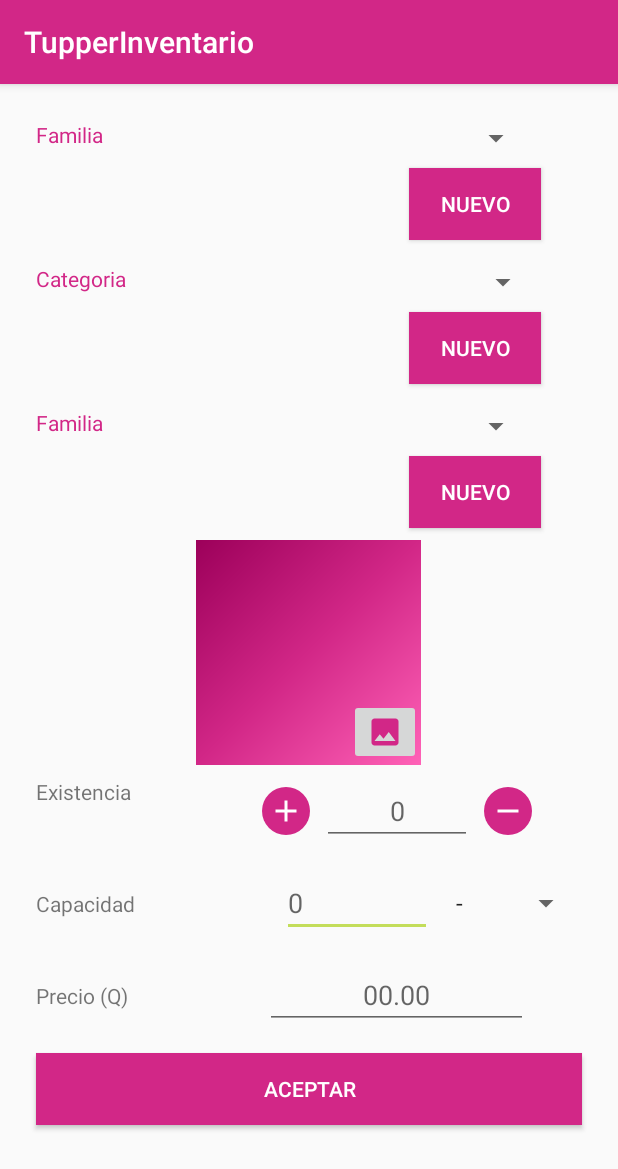
After one commit to MacoChave/TupperInventario, an Android app: the AgregarActivity screen opened directly, with no data from a screen before it, on a phone screen of 412 x 824 dp. The commit adds this screen. Shown: the top 1169 px of the screen. Run offline under Robolectric (Android 15) with nearby library versions, the phone set to English and light mode, and no system bars.

Commit message:
GUI de actividad agregar creado

```diff
--- a/app/src/main/AndroidManifest.xml
+++ b/app/src/main/AndroidManifest.xml
@@ -19,6 +19,7 @@
                 <category android:name="android.intent.category.LAUNCHER" />
             </intent-filter>
         </activity>
+        <activity android:name=".AgregarActivity"></activity>
     </application>
 
 </manifest>
--- /dev/null
+++ b/app/src/main/java/com/macochave/tupperinventario/AgregarActivity.java
@@ -0,0 +1,103 @@
+package com.macochave.tupperinventario;
+
+import android.os.Bundle;
+import android.support.v7.app.AppCompatActivity;
+import android.view.View;
+import android.widget.AdapterView;
+import android.widget.ArrayAdapter;
+import android.widget.Button;
+import android.widget.EditText;
+import android.widget.ImageButton;
+import android.widget.ImageView;
+import android.widget.Spinner;
+
+import java.util.ArrayList;
+
+public class AgregarActivity extends AppCompatActivity implements View.OnClickListener, AdapterView.OnItemSelectedListener {
+
+    EditText edtExistencia, edtPrecio, edtCapacidad;
+    ImageView imgImagen;
+    Spinner spnFamilia, spnCategoria, spnProducto, spnDimensional;
+
+    @Override
+    protected void onCreate(Bundle savedInstanceState) {
+        super.onCreate(savedInstanceState);
+        setContentView(R.layout.activity_agregar);
+
+        spnFamilia = findViewById(R.id.agregar_spnFamilia);
+        spnCategoria = findViewById(R.id.agregar_spnCategoria);
+        spnProducto = findViewById(R.id.agregar_spnProducto);
+        spnDimensional = findViewById(R.id.agregar_spnDimensional);
+
+        setItemsSpinner();
+
+        spnFamilia.setOnItemSelectedListener(this);
+        spnCategoria.setOnItemSelectedListener(this);
+        spnProducto.setOnItemSelectedListener(this);
+        spnProducto.setOnItemSelectedListener(this);
+        spnDimensional.setOnItemSelectedListener(this);
+
+        edtExistencia = findViewById(R.id.agregar_edtExistencia);
+        edtCapacidad = findViewById(R.id.agregar_edtCapacidad);
+        edtPrecio = findViewById(R.id.agregar_edtPrecio);
+
+        Button familia = findViewById(R.id.agregar_btnFamilia);
+        Button categoria = findViewById(R.id.agregar_btnCategoria);
+        Button producto = findViewById(R.id.agregar_btnProducto);
+        ImageButton imagen = findViewById(R.id.agregar_btnImagen);
+        ImageButton sumar = findViewById(R.id.agregar_btnAumentarExistencia);
+        ImageButton restar = findViewById(R.id.agregar_btnRestarExistencia);
+
+        familia.setOnClickListener(this);
+        categoria.setOnClickListener(this);
+        producto.setOnClickListener(this);
+        imagen.setOnClickListener(this);
+        sumar.setOnClickListener(this);
+        restar.setOnClickListener(this);
+    }
+
+    private void setItemsSpinner() {
+        /* SPINNER DIMENSIONAL */
+        ArrayAdapter<CharSequence> dimensionalAdapter = ArrayAdapter.createFromResource(
+                this, R.array.dimensional, android.R.layout.simple_spinner_item
+        );
+        dimensionalAdapter.setDropDownViewResource(android.R.layout.simple_spinner_dropdown_item);
+        spnDimensional.setAdapter(dimensionalAdapter);
+
+        /* SPINNER FAMILIA */
+        /* SPINNER CATEGORIA */
+        /* SPINNER PRODUCTO */
+    }
+
+    @Override
+    public void onClick(View view) {
+        switch (view.getId()) {
+            case R.id.agregar_btnFamilia:
+                break;
+            case R.id.agregar_btnCategoria:
+                break;
+            case R.id.agregar_btnProducto:
+                break;
+            case R.id.agregar_btnAumentarExistencia:
+                break;
+            case R.id.agregar_btnRestarExistencia:
+                break;
+            case R.id.agregar_btnImagen:
+                break;
+            case R.id.btnAgregar:
+                break;
+            default:
+                break;
+        }
+    }
+
+    @Override
+    public void onItemSelected(AdapterView<?> adapterView, View view, int i, long l) {
+
+    }
+
+    @Override
+    public void onNothingSelected(AdapterView<?> adapterView) {
+
+    }
+}
--- /dev/null
+++ b/app/src/main/res/drawable/boton_redondeado.xml
@@ -0,0 +1,5 @@
+<?xml version="1.0" encoding="utf-8"?>
+<shape xmlns:android="http://schemas.android.com/apk/res/android">
+    <solid android:color="@color/colorPrimary" />
+    <corners android:radius="16dp" />
+</shape>
--- /dev/null
+++ b/app/src/main/res/drawable/ic_remove_white.xml
@@ -0,0 +1,9 @@
+<vector xmlns:android="http://schemas.android.com/apk/res/android"
+        android:width="24dp"
+        android:height="24dp"
+        android:viewportWidth="24.0"
+        android:viewportHeight="24.0">
+    <path
+        android:fillColor="#FFFFFFFF"
+        android:pathData="M19,13H5v-2h14v2z"/>
+</vector>
--- /dev/null
+++ b/app/src/main/res/layout/activity_agregar.xml
@@ -0,0 +1,353 @@
+<ScrollView xmlns:android="http://schemas.android.com/apk/res/android"
+    xmlns:app="http://schemas.android.com/apk/res-auto"
+    xmlns:tools="http://schemas.android.com/tools"
+    android:id="@+id/activity_agregar"
+    android:layout_width="match_parent"
+    android:layout_height="match_parent"
+    android:layout_margin="16dp"
+    tools:context=".AgregarActivity">
+
+    <LinearLayout
+        android:id="@+id/content_agregar"
+        android:layout_width="match_parent"
+        android:layout_height="wrap_content"
+        android:gravity="center_horizontal"
+        android:orientation="vertical">
+
+        <android.support.constraint.ConstraintLayout
+            android:id="@+id/agregar_familia"
+            android:layout_width="match_parent"
+            android:layout_height="wrap_content">
+
+            <TextView
+                android:id="@+id/agregar_txtFamilia"
+                android:layout_width="wrap_content"
+                android:layout_height="wrap_content"
+                android:layout_marginStart="8dp"
+                android:layout_marginTop="8dp"
+                android:text="@string/familia"
+                android:textColor="@color/colorPrimary"
+                app:layout_constraintStart_toStartOf="parent"
+                app:layout_constraintTop_toTopOf="parent" />
+
+            <Spinner
+                android:id="@+id/agregar_spnFamilia"
+                android:layout_width="200dp"
+                android:layout_height="wrap_content"
+                android:layout_marginEnd="8dp"
+                android:layout_marginStart="8dp"
+                android:layout_marginTop="8dp"
+                app:layout_constraintEnd_toEndOf="parent"
+                app:layout_constraintHorizontal_bias="0.7"
+                app:layout_constraintStart_toEndOf="@+id/agregar_txtFamilia"
+                app:layout_constraintTop_toTopOf="parent" />
+
+            <Button
+                android:id="@+id/agregar_btnFamilia"
+                android:layout_width="wrap_content"
+                android:layout_height="wrap_content"
+                android:layout_marginBottom="8dp"
+                android:layout_marginEnd="8dp"
+                android:layout_marginStart="8dp"
+                android:layout_marginTop="8dp"
+                android:background="@color/colorPrimary"
+                android:text="@string/nuevo"
+                android:textColor="#FFFFFF"
+                app:layout_constraintBottom_toBottomOf="parent"
+                app:layout_constraintEnd_toEndOf="parent"
+                app:layout_constraintHorizontal_bias="0.9"
+                app:layout_constraintStart_toStartOf="parent"
+                app:layout_constraintTop_toBottomOf="@+id/agregar_spnFamilia" />
+
+        </android.support.constraint.ConstraintLayout>
+
+        <android.support.constraint.ConstraintLayout
+            android:id="@+id/categoria_agregar"
+            android:layout_width="match_parent"
+            android:layout_height="wrap_content">
+
+            <TextView
+                android:id="@+id/agregar_txtCategoria"
+                android:layout_width="wrap_content"
+                android:layout_height="wrap_content"
+                android:layout_marginStart="8dp"
+                android:layout_marginTop="8dp"
+                android:text="@string/categoria"
+                android:textColor="@color/colorPrimary"
+                app:layout_constraintStart_toStartOf="parent"
+                app:layout_constraintTop_toTopOf="parent" />
+
+            <Spinner
+                android:id="@+id/agregar_spnCategoria"
+                android:layout_width="200dp"
+                android:layout_height="wrap_content"
+                android:layout_marginEnd="8dp"
+                android:layout_marginStart="8dp"
+                android:layout_marginTop="8dp"
+                app:layout_constraintEnd_toEndOf="parent"
+                app:layout_constraintHorizontal_bias="0.7"
+                app:layout_constraintStart_toEndOf="@+id/agregar_txtCategoria"
+                app:layout_constraintTop_toTopOf="parent" />
+
+            <Button
+                android:id="@+id/agregar_btnCategoria"
+                android:layout_width="wrap_content"
+                android:layout_height="wrap_content"
+                android:layout_marginBottom="8dp"
+                android:layout_marginEnd="8dp"
+                android:layout_marginStart="8dp"
+                android:layout_marginTop="8dp"
+                android:background="@color/colorPrimary"
+                android:text="@string/nuevo"
+                android:textColor="#FFFFFF"
+                app:layout_constraintBottom_toBottomOf="parent"
+                app:layout_constraintEnd_toEndOf="parent"
+                app:layout_constraintHorizontal_bias="0.9"
+                app:layout_constraintStart_toStartOf="parent"
+                app:layout_constraintTop_toBottomOf="@+id/agregar_spnCategoria" />
+
+        </android.support.constraint.ConstraintLayout>
+
+        <android.support.constraint.ConstraintLayout
+            android:id="@+id/Producto_agregar"
+            android:layout_width="match_parent"
+            android:layout_height="wrap_content">
+
+            <TextView
+                android:id="@+id/agregar_txtProducto"
+                android:layout_width="wrap_content"
+                android:layout_height="wrap_content"
+                android:layout_marginStart="8dp"
+                android:layout_marginTop="8dp"
+                android:text="@string/familia"
+                android:textColor="@color/colorPrimary"
+                app:layout_constraintStart_toStartOf="parent"
+                app:layout_constraintTop_toTopOf="parent" />
+
+            <Spinner
+                android:id="@+id/agregar_spnProducto"
+                android:layout_width="200dp"
+                android:layout_height="wrap_content"
+                android:layout_marginEnd="8dp"
+                android:layout_marginStart="8dp"
+                android:layout_marginTop="8dp"
+                app:layout_constraintEnd_toEndOf="parent"
+                app:layout_constraintHorizontal_bias="0.7"
+                app:layout_constraintStart_toEndOf="@+id/agregar_txtProducto"
+                app:layout_constraintTop_toTopOf="parent" />
+
+            <Button
+                android:id="@+id/agregar_btnProducto"
+                android:layout_width="wrap_content"
+                android:layout_height="wrap_content"
+                android:layout_marginBottom="8dp"
+                android:layout_marginEnd="8dp"
+                android:layout_marginStart="8dp"
+                android:layout_marginTop="8dp"
+                android:background="@color/colorPrimary"
+                android:text="@string/nuevo"
+                android:textColor="#FFFFFF"
+                app:layout_constraintBottom_toBottomOf="parent"
+                app:layout_constraintEnd_toEndOf="parent"
+                app:layout_constraintHorizontal_bias="0.9"
+                app:layout_constraintStart_toStartOf="parent"
+                app:layout_constraintTop_toBottomOf="@+id/agregar_spnProducto" />
+
+        </android.support.constraint.ConstraintLayout>
+
+        <RelativeLayout
+            android:id="@+id/imagen_agregar"
+            android:layout_width="wrap_content"
+            android:layout_height="wrap_content">
+
+            <ImageView
+                android:id="@+id/agregar_imgImagen"
+                android:layout_width="150dp"
+                android:layout_height="150dp"
+                android:contentDescription="@string/imagen_producto"
+                app:srcCompat="@drawable/side_nav_bar" />
+
+            <ImageButton
+                android:id="@+id/agregar_btnImagen"
+                android:layout_width="wrap_content"
+                android:layout_height="wrap_content"
+                android:layout_alignEnd="@+id/agregar_imgImagen"
+                android:layout_alignParentBottom="true"
+                android:contentDescription="@string/imagen_producto"
+                app:srcCompat="@drawable/ic_image_primary" />
+
+        </RelativeLayout>
+
+        <android.support.constraint.ConstraintLayout
+            android:id="@+id/existencia_agregar"
+            android:layout_width="match_parent"
+            android:layout_height="wrap_content">
+
+            <TextView
+                android:id="@+id/agregar_txtExistencia"
+                android:layout_width="wrap_content"
+                android:layout_height="wrap_content"
+                android:layout_marginStart="8dp"
+                android:layout_marginTop="8dp"
+                android:text="@string/existencia"
+                app:layout_constraintStart_toStartOf="parent"
+                app:layout_constraintTop_toTopOf="parent" />
+
+            <ImageButton
+                android:id="@+id/agregar_btnAumentarExistencia"
+                android:layout_width="32dp"
+                android:layout_height="32dp"
+                android:layout_marginBottom="8dp"
+                android:layout_marginEnd="8dp"
+                android:layout_marginTop="8dp"
+                android:background="@drawable/boton_redondeado"
+                android:contentDescription="@string/aumentar_existencia"
+                app:layout_constraintBottom_toBottomOf="parent"
+                app:layout_constraintEnd_toStartOf="@+id/agregar_edtExistencia"
+                app:layout_constraintTop_toTopOf="parent"
+                app:srcCompat="@drawable/ic_add_white" />
+
+            <EditText
+                android:id="@+id/agregar_edtExistencia"
+                android:layout_width="100dp"
+                android:layout_height="wrap_content"
+                android:layout_marginBottom="8dp"
+                android:layout_marginEnd="8dp"
+                android:layout_marginTop="8dp"
+                android:ems="10"
+                android:gravity="center"
+                android:hint="0"
+                android:inputType="number"
+                app:layout_constraintBottom_toBottomOf="parent"
+                app:layout_constraintEnd_toStartOf="@+id/agregar_btnRestarExistencia"
+                app:layout_constraintTop_toTopOf="parent" />
+
+            <ImageButton
+                android:id="@+id/agregar_btnRestarExistencia"
+                android:layout_width="32dp"
+                android:layout_height="32dp"
+                android:layout_marginBottom="8dp"
+                android:layout_marginEnd="8dp"
+                android:layout_marginStart="8dp"
+                android:layout_marginTop="8dp"
+                android:background="@drawable/boton_redondeado"
+                android:contentDescription="@string/restar_existencia"
+                app:layout_constraintBottom_toBottomOf="parent"
+                app:layout_constraintEnd_toEndOf="parent"
+                app:layout_constraintHorizontal_bias="0.9"
+                app:layout_constraintStart_toStartOf="parent"
+                app:layout_constraintTop_toTopOf="parent"
+                app:srcCompat="@drawable/ic_remove_white" />
+
+        </android.support.constraint.ConstraintLayout>
+
+        <android.support.constraint.ConstraintLayout
+            android:id="@+id/capacidad_agregar"
+            android:layout_width="match_parent"
+            android:layout_height="match_parent">
+
+            <EditText
+                android:id="@+id/agregar_edtCapacidad"
+                android:layout_width="100dp"
+                android:layout_height="wrap_content"
+                android:layout_marginBottom="8dp"
+                android:layout_marginEnd="8dp"
+                android:layout_marginTop="8dp"
+                android:ems="10"
+                android:hint="@string/cantidad"
+                android:inputType="numberDecimal"
+                app:layout_constraintBottom_toBottomOf="parent"
+                app:layout_constraintEnd_toStartOf="@+id/agregar_spnDimensional"
+                app:layout_constraintTop_toTopOf="parent" />
+
+            <TextView
+                android:id="@+id/agregar_txtCapacidad"
+                android:layout_width="wrap_content"
+                android:layout_height="wrap_content"
+                android:layout_marginBottom="8dp"
+                android:layout_marginEnd="8dp"
+                android:layout_marginStart="8dp"
+                android:layout_marginTop="8dp"
+                android:text="@string/capacidad"
+                app:layout_constraintBottom_toBottomOf="parent"
+                app:layout_constraintEnd_toStartOf="@+id/agregar_edtCapacidad"
+                app:layout_constraintHorizontal_bias="0.0"
+                app:layout_constraintStart_toStartOf="parent"
+                app:layout_constraintTop_toTopOf="parent" />
+
+            <Spinner
+                android:id="@+id/agregar_spnDimensional"
+                android:layout_width="92dp"
+                android:layout_height="wrap_content"
+                android:layout_marginBottom="8dp"
+                android:layout_marginEnd="8dp"
+                android:layout_marginTop="8dp"
+                app:layout_constraintBottom_toBottomOf="parent"
+                app:layout_constraintEnd_toEndOf="parent"
+                app:layout_constraintTop_toTopOf="parent" />
+
+        </android.support.constraint.ConstraintLayout>
+
+        <android.support.constraint.ConstraintLayout
+            android:id="@+id/precio_agregar"
+            android:layout_width="match_parent"
+            android:layout_height="match_parent">
+
+            <TextView
+                android:id="@+id/agregar_txtPrecio"
+                android:layout_width="wrap_content"
+                android:layout_height="wrap_content"
+                android:layout_marginBottom="8dp"
+                android:layout_marginStart="8dp"
+                android:layout_marginTop="8dp"
+                android:text="@string/precio"
+                app:layout_constraintBottom_toBottomOf="parent"
+                app:layout_constraintStart_toStartOf="parent"
+                app:layout_constraintTop_toTopOf="parent" />
+
+            <EditText
+                android:id="@+id/agregar_edtPrecio"
+                android:layout_width="175dp"
+                android:layout_height="wrap_content"
+                android:layout_marginBottom="8dp"
+                android:layout_marginEnd="8dp"
+                android:layout_marginStart="8dp"
+                android:layout_marginTop="8dp"
+                android:ems="10"
+                android:gravity="center"
+                android:hint="@string/valor_monetario"
+                android:inputType="numberDecimal"
+                app:layout_constraintBottom_toBottomOf="parent"
+                app:layout_constraintEnd_toEndOf="parent"
+                app:layout_constraintHorizontal_bias="0.7"
+                app:layout_constraintStart_toEndOf="@+id/agregar_txtPrecio"
+                app:layout_constraintTop_toTopOf="parent" />
+
+        </android.support.constraint.ConstraintLayout>
+
+        <android.support.constraint.ConstraintLayout
+            android:id="@+id/agregar"
+            android:layout_width="match_parent"
+            android:layout_height="wrap_content">
+
+            <Button
+                android:id="@+id/btnAgregar"
+                android:layout_width="match_parent"
+                android:layout_height="wrap_content"
+                android:layout_marginBottom="8dp"
+                android:layout_marginEnd="8dp"
+                android:layout_marginStart="8dp"
+                android:layout_marginTop="8dp"
+                android:background="@color/colorPrimary"
+                android:text="@string/aceptar"
+                android:textColor="#FFFFFF"
+                app:layout_constraintBottom_toBottomOf="parent"
+                app:layout_constraintEnd_toEndOf="parent"
+                app:layout_constraintStart_toStartOf="parent"
+                app:layout_constraintTop_toTopOf="parent" />
+        </android.support.constraint.ConstraintLayout>
+
+    </LinearLayout>
+
+
+</ScrollView>
--- /dev/null
+++ b/app/src/main/res/values/spinner.xml
@@ -0,0 +1,8 @@
+<?xml version="1.0" encoding="utf-8"?>
+<resources>
+    <string-array name="dimensional">
+        <item>-</item>
+        <item>mL</item>
+        <item>L</item>
+    </string-array>
+</resources>
--- a/app/src/main/res/values/strings.xml
+++ b/app/src/main/res/values/strings.xml
@@ -14,4 +14,14 @@
     <string name="familia">Familia</string>
     <string name="categoria">Categoria</string>
     <string name="producto">Producto</string>
+    <string name="nuevo">Nuevo</string>
+    <string name="existencia">Existencia</string>
+    <string name="aumentar_existencia">Aumentar Existencias</string>
+    <string name="restar_existencia">Restar existencia</string>
+    <string name="imagen_producto">Imagen de producto</string>
+    <string name="capacidad">Capacidad</string>
+    <string name="precio">Precio (Q)</string>
+    <string name="aceptar">Aceptar</string>
+    <string name="valor_monetario">00.00</string>
+    <string name="cantidad">0</string>
 </resources>
```
